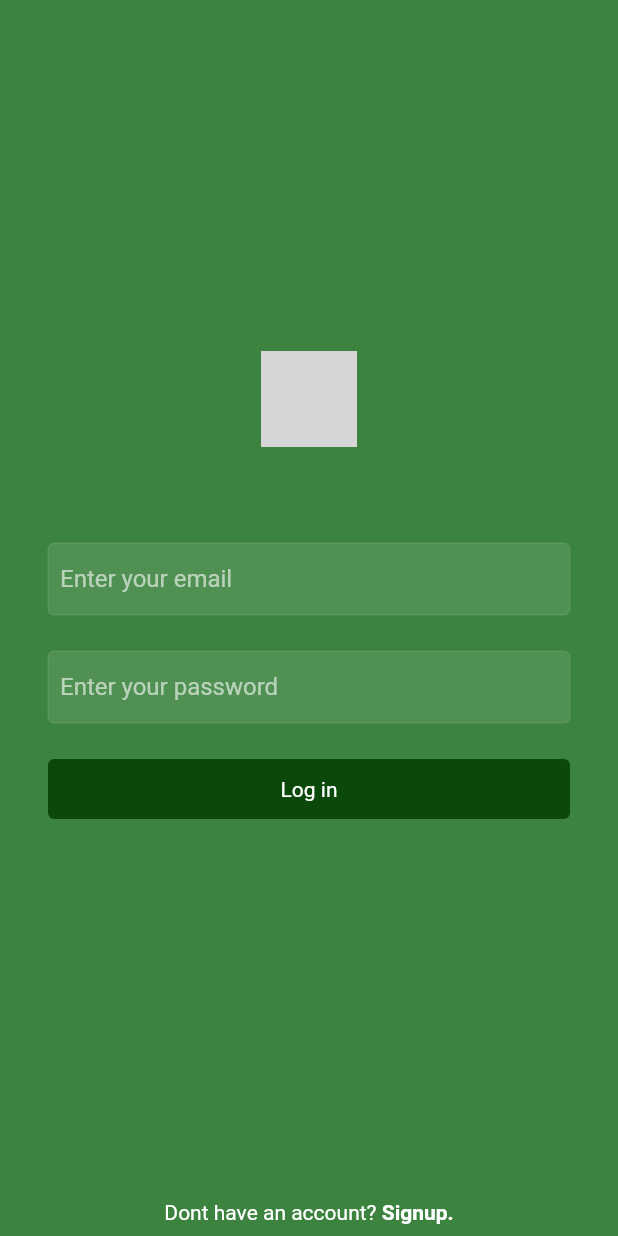
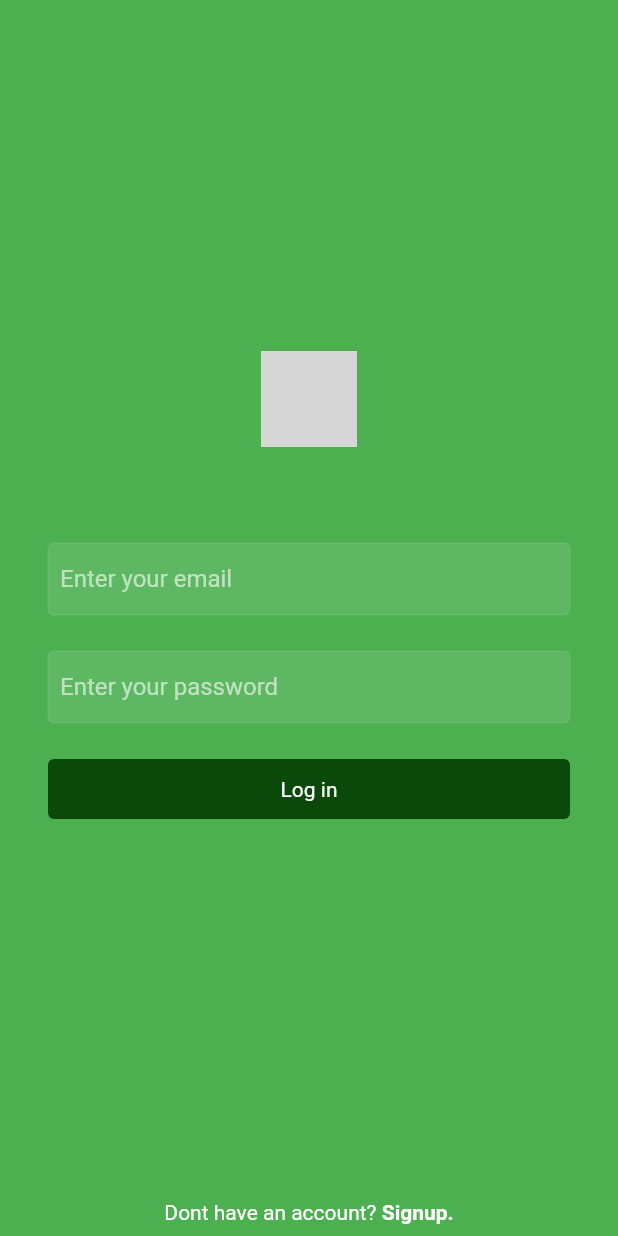
Before and after one commit to KirilTrbojevikj/mis, a Flutter app: the screen it shows after launch, on a phone screen of 412 x 824 dp. Run offline on Flutter 3.47's test engine with Material 2 defaults, Android fonts, the phone set to English and light mode, and no system bars; our stand-ins replace cloud_firestore, firebase_auth, firebase_core, firebase_storage, flutter_svg, image_picker; accounts and stored records are empty; project files that could hold a hidden picture were left out; grey boxes are pictures that could not be loaded.

Commit message:
Fix login screen color

```diff
--- a/lib/screens/login_screen.dart
+++ b/lib/screens/login_screen.dart
@@ -59,6 +59,7 @@ class _LoginScreenState extends State<LoginScreen> {
   @override
   Widget build(BuildContext context) {
     return Scaffold(
+      backgroundColor: Colors.green,
       resizeToAvoidBottomInset: false,
       body: SafeArea(
         child: Container(
--- a/lib/utils/colors.dart
+++ b/lib/utils/colors.dart
@@ -1,6 +1,6 @@
 import 'package:flutter/material.dart';
 
-const mobileBackgroundColor = Color.fromARGB(255, 60, 131, 63);
+const mobileBackgroundColor = Color.fromARGB(255, 255, 255, 255);
 const webBackgroundColor = Color.fromRGBO(18, 18, 18, 1);
 const mobileSearchColor = Color.fromRGBO(38, 38, 38, 1);
 const blueColor = Color.fromARGB(255, 11, 73, 11);
```
